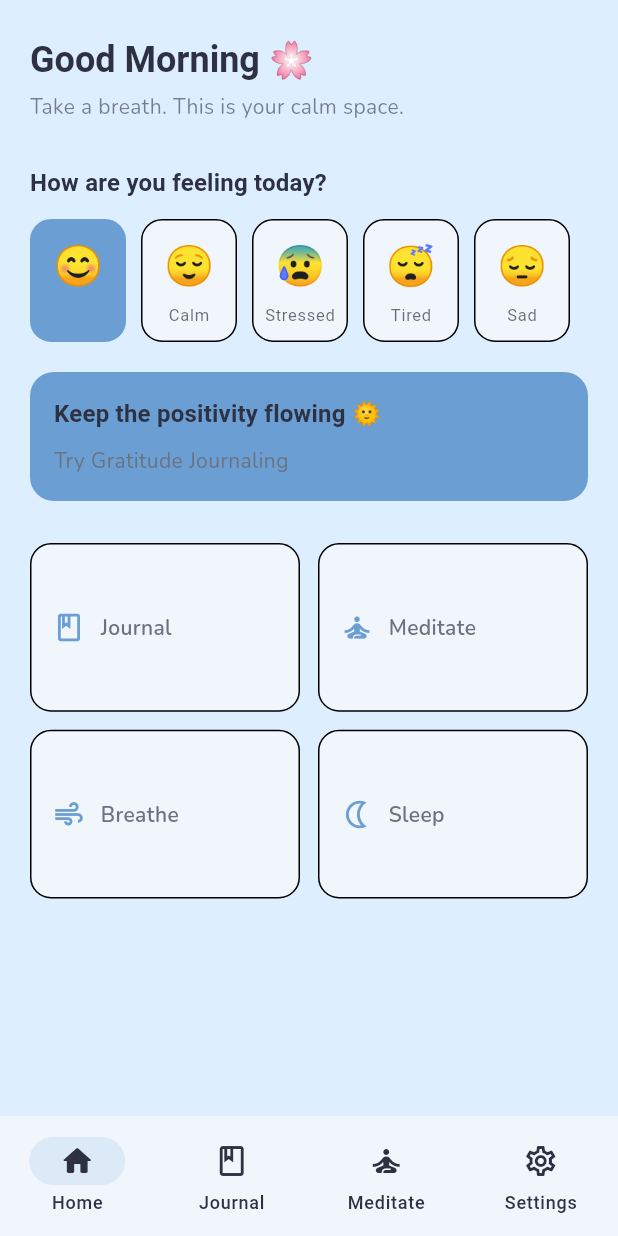
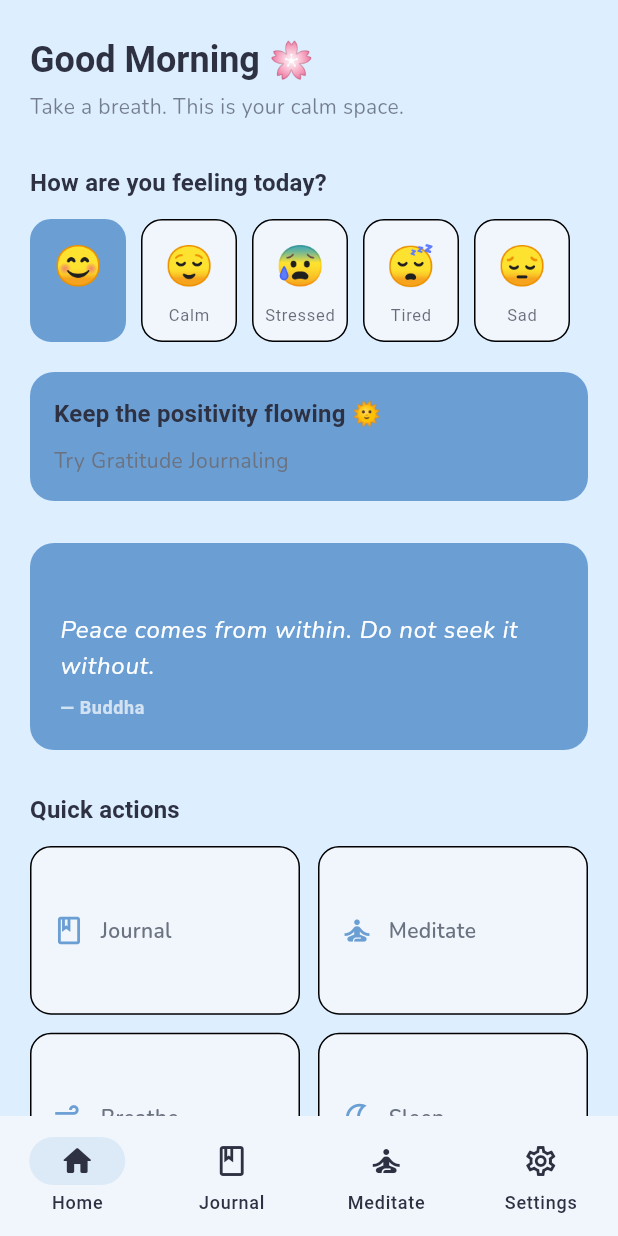
Before and after one commit to Niyati-Sachdeva/sereni-space, a Flutter app: the screen it shows after launch, after a tap on "Happy", on a phone screen of 412 x 824 dp. Run offline on Flutter 3.47's test engine with Material 3 defaults, Android fonts, the phone set to English and light mode, and no system bars; our stand-ins replace go_router, hive, hive_flutter; accounts and stored records are empty.

Commit message:
hive persistence and journal provider done

```diff
--- a/lib/core/providers/theme_provider.dart
+++ b/lib/core/providers/theme_provider.dart
@@ -1,9 +1,14 @@
 import 'package:flutter/material.dart';
 import '../theme/app_theme.dart';
-
+import 'package:hive_flutter/hive_flutter.dart';
 enum AppThemePreset { calmBlue, warmSunset, forestGreen, sleepLavender }
 
 class ThemeProvider extends ChangeNotifier {
+
+  ThemeProvider() {
+    _loadTheme();
+  }
+
   AppThemePreset _currentPreset = AppThemePreset.calmBlue;
 
   AppThemePreset get currentPreset => _currentPreset;
@@ -32,10 +37,28 @@ class ThemeProvider extends ChangeNotifier {
     }
   }
 
-  void setTheme(AppThemePreset preset) {
+  void setTheme(AppThemePreset preset)async {
     if (_currentPreset == preset) return; // No pointless rebuilds
     _currentPreset = preset;
+      _currentPreset = preset;
+
+  final box = Hive.box('settings');
+
+  await box.put('theme', preset.name);
+
     notifyListeners(); // Tells every widget watching ThemeProvider to rebuild
-    // TODO: Persist to Hive when settings feature is built
+  }  Future<void> _loadTheme() async {
+    final box = Hive.box('settings');
+
+    final savedTheme = box.get('theme');
+
+    if (savedTheme != null) {
+      _currentPreset = AppThemePreset.values.firstWhere(
+        (preset) => preset.name == savedTheme,
+        orElse: () => AppThemePreset.calmBlue,
+      );
+
+      notifyListeners();
+    }
   }
 }
--- a/lib/features/home/screens/home_screen.dart
+++ b/lib/features/home/screens/home_screen.dart
@@ -112,13 +112,25 @@ if (_recommendation != null) ...[
     ),
   ),
 ],
+const SizedBox(height: 28),
+
+_QuoteCard(theme: theme),
 
 const SizedBox(height: 28),
 
+Text(
+  'Quick actions',
+  style: theme.textTheme.titleMedium?.copyWith(
+    fontWeight: FontWeight.w600,
+  ),
+),
 
-              _QuickActions(theme: theme),
+const SizedBox(height: 12),
 
-              const SizedBox(height: 16),
+_QuickActions(theme: theme),
+const SizedBox(height: 16,),
+
+
             ],
           ),
         ),
--- a/lib/main.dart
+++ b/lib/main.dart
@@ -4,7 +4,8 @@ import 'package:hive_flutter/hive_flutter.dart';
 import 'package:provider/provider.dart';
 import 'core/providers/theme_provider.dart';
 import 'app.dart';
-
+import 'features/journal/journal_entry.dart';
+import 'features/journal/providers/journal_provider.dart';
 
 Future<void> main() async {
   WidgetsFlutterBinding.ensureInitialized();
@@ -20,7 +21,9 @@ Future<void> main() async {
 
   // Initialize Hive local database
   await Hive.initFlutter();
-
+  Hive.registerAdapter(JournalEntryAdapter());
+  await Hive.openBox('settings');
+  await Hive.openBox<JournalEntry>('journal_entries');
 
 
   runApp(
@@ -28,7 +31,7 @@ Future<void> main() async {
     MultiProvider(
       providers: [
         ChangeNotifierProvider(create: (_) => ThemeProvider()),
-
+        ChangeNotifierProvider(create: (_)=>JournalProvider()..loadEntries(),),
       ],
       child: const SereniApp(),
     ),
```
Also changed, not shown: lib/features/journal/journal_entry.dart (+12 -2 lines), lib/features/journal/journal_repository.dart (added, +26 -0 lines), lib/features/journal/providers/journal_provider.dart (added, +28 -0 lines), lib/features/journal/screen/journal_screen.dart (+17 -12 lines), lib/features/journal/journal_entry.g.dart (added).
